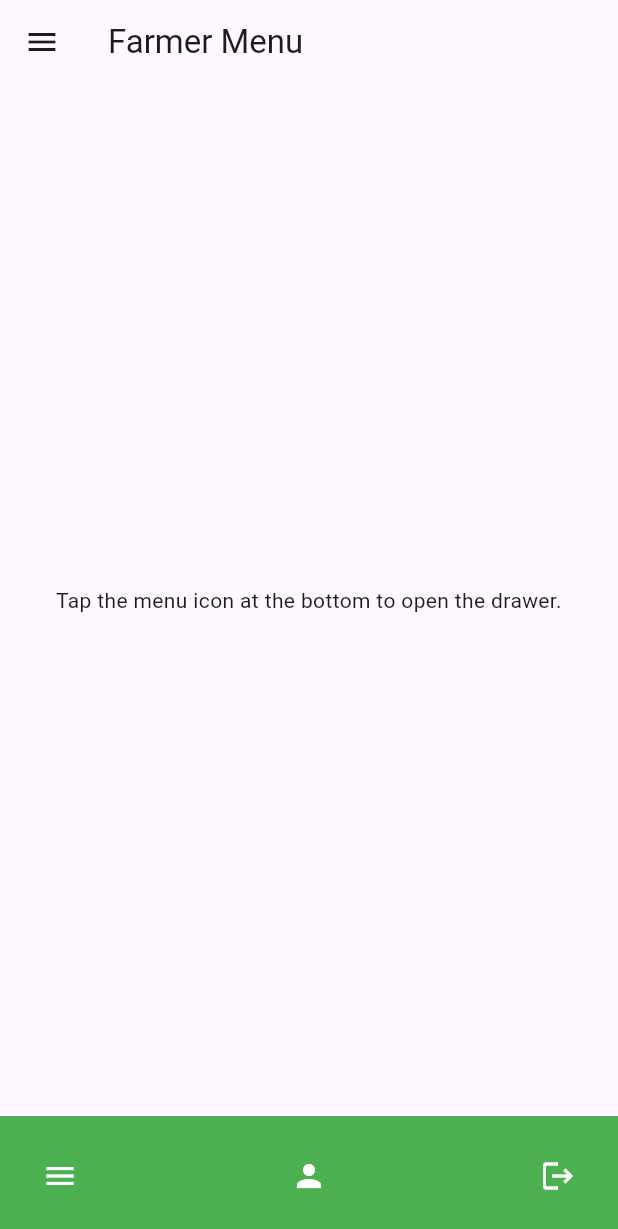
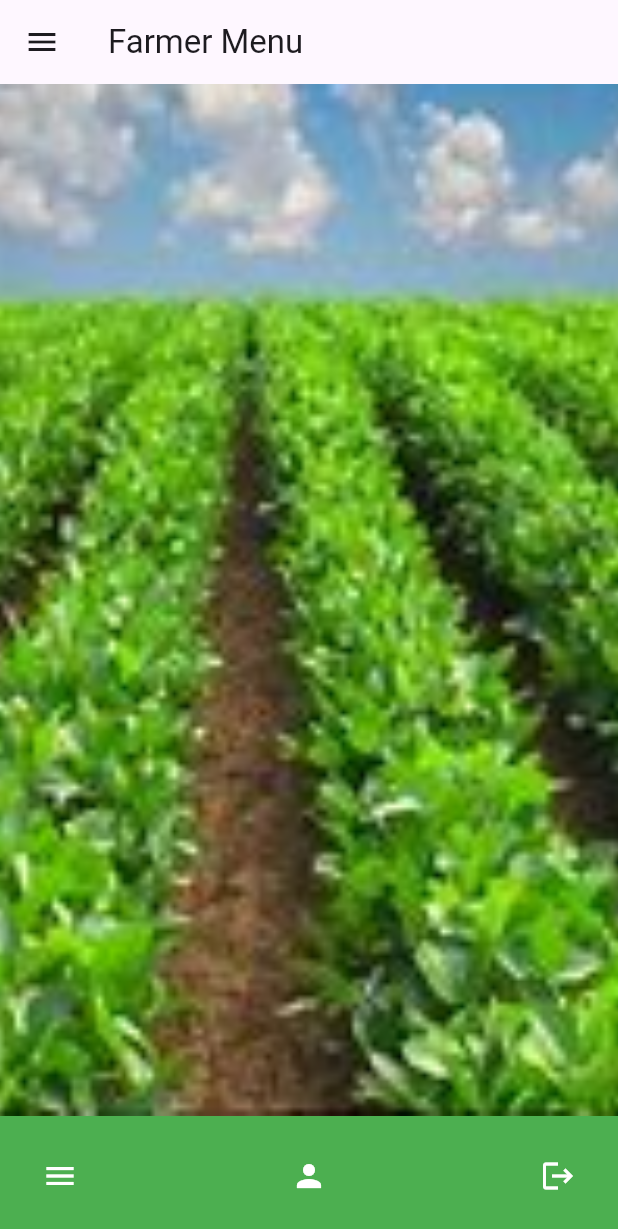
Before and after one commit to HamzaRasheed26/FarmMaster, a Flutter app: the FarmerMenu screen opened directly, on a phone screen of 412 x 824 dp. Shown: the top 1229 px of the screen. Run offline on Flutter 3.47's test engine with Material 3 defaults, Android fonts, the phone set to English and light mode, and no system bars.

Commit message:
Implemented Contact Feature,Updated Home page and Farmers Menu Page

```diff
--- a/finalproject/lib/Farmermenu.dart
+++ b/finalproject/lib/Farmermenu.dart
@@ -30,9 +30,11 @@ class FarmerMenu extends StatelessWidget {
         title: Text('Farmer Menu'),
       ),
       body: Center(
-        child: Text(
-          'Tap the menu icon at the bottom to open the drawer.',
-          textAlign: TextAlign.center,
+        child: Image.asset(
+          'assets/Farm2.png', // Path to your image
+          width: 2000, // Adjust width as needed
+          height: 700, // Adjust height as needed
+          fit: BoxFit.cover,
         ),
       ),
       bottomNavigationBar: BottomAppBar(
--- a/finalproject/pubspec.yaml
+++ b/finalproject/pubspec.yaml
@@ -86,6 +86,7 @@ flutter:
     - assets/unchecked.png
     - assets/windspeed.png
     - assets/menu.png
+    - assets/Farm2.png
     - assets/cloud.png
 
   # An image asset can refer to one or more resolution-specific "variants", see
```
Also changed, not shown: finalproject/lib/main.dart (+7 -0 lines), finalproject/assets/Farm2.png (added), 1 other file.
